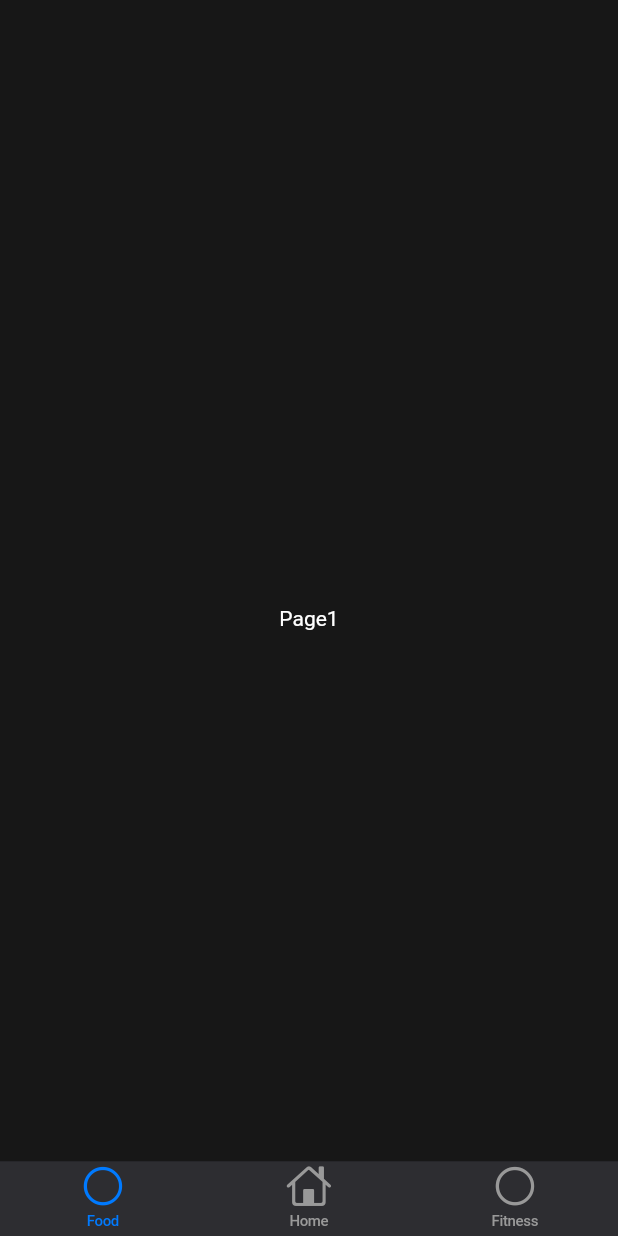
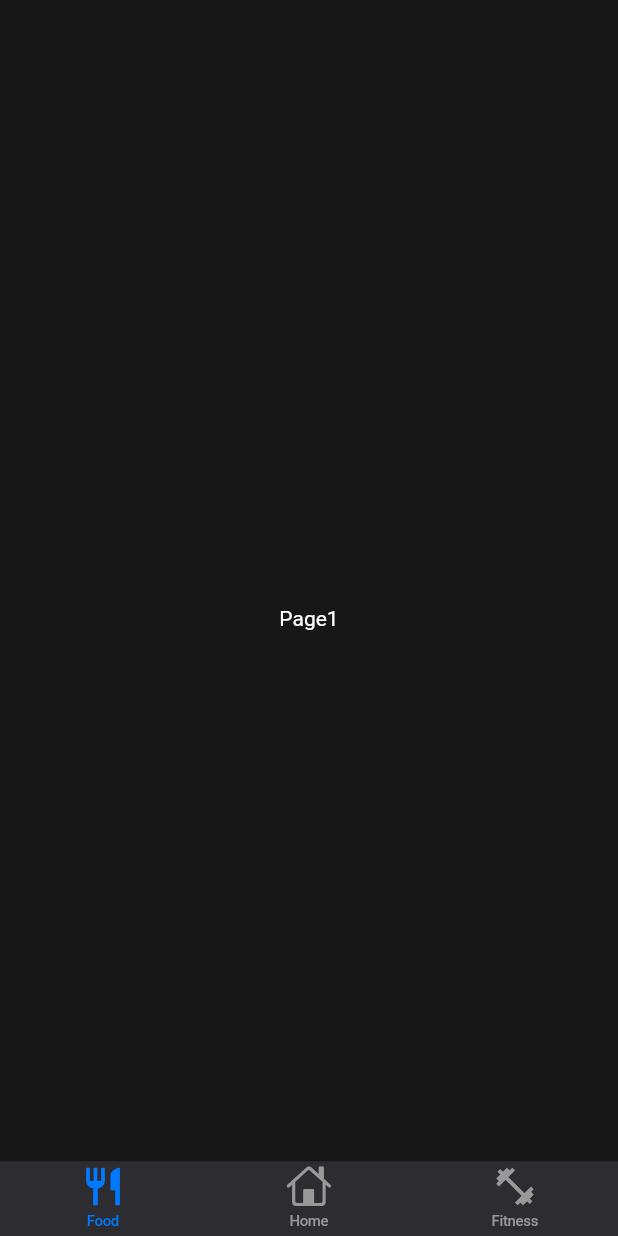
Before and after one commit to Matthew-Cool/hackathon2024, a Flutter app: the screen it shows after launch, on a phone screen of 412 x 824 dp. Run offline on Flutter 3.47's test engine with Material 3 defaults, Android fonts, the phone set to English and light mode, and no system bars; generated files the repository leaves out were written again.

Commit message:
updated food and fitness icons on scaffold

```diff
--- a/lib/app.dart
+++ b/lib/app.dart
@@ -1,7 +1,9 @@
 import 'package:flutter/cupertino.dart';
+import 'package:flutter/material.dart';
 import 'package:hackathon_app/page1.dart';
 import 'package:hackathon_app/page2.dart';
 import 'package:hackathon_app/page3.dart';
+
 
 class PageScaffoldCustom extends StatelessWidget {
   const PageScaffoldCustom({Key? key}) : super(key: key);
@@ -15,7 +17,8 @@ class PageScaffoldCustom extends StatelessWidget {
         items: const [
           BottomNavigationBarItem(
             label: "Food",
-            icon: Icon(CupertinoIcons.circle),
+            icon: Icon(Icons.restaurant,
+),
           ),
           BottomNavigationBarItem(
             label: "Home",
@@ -23,7 +26,8 @@ class PageScaffoldCustom extends StatelessWidget {
           ),
           BottomNavigationBarItem(
             label: "Fitness",
-            icon: Icon(CupertinoIcons.circle),
+            icon: Icon(Icons.fitness_center,
+          ),
           )
         ],
       ),
```
